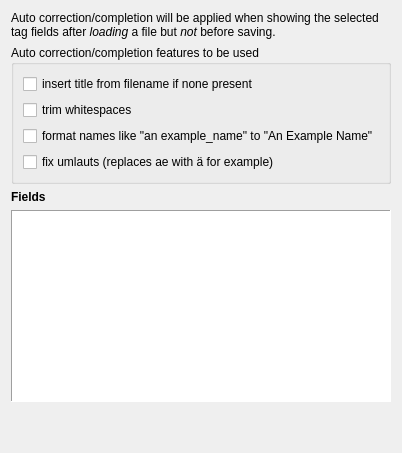
Old version of the form gui/editorautocorrectionoptionpage.ui in the repository Martchus/tageditor.
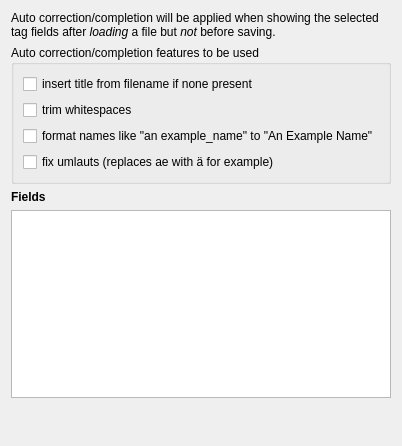
New version of the form.

The edit to the form file:
```diff
--- a/gui/editorautocorrectionoptionpage.ui
+++ b/gui/editorautocorrectionoptionpage.ui
@@ -2,6 +2,14 @@
 <ui version="4.0">
  <class>QtGui::EditorAutoCorrectionOptionPage</class>
  <widget class="QWidget" name="QtGui::EditorAutoCorrectionOptionPage">
+  <property name="geometry">
+   <rect>
+    <x>0</x>
+    <y>0</y>
+    <width>346</width>
+    <height>446</height>
+   </rect>
+  </property>
   <property name="windowTitle">
    <string>General options page</string>
   </property>
@@ -68,15 +76,6 @@
    </item>
    <item>
     <widget class="QListView" name="fieldsListView">
-     <property name="frameShape">
-      <enum>QFrame::Panel</enum>
-     </property>
-     <property name="frameShadow">
-      <enum>QFrame::Sunken</enum>
-     </property>
-     <property name="lineWidth">
-      <number>1</number>
-     </property>
      <property name="showDropIndicator" stdset="0">
       <bool>true</bool>
      </property>
```
